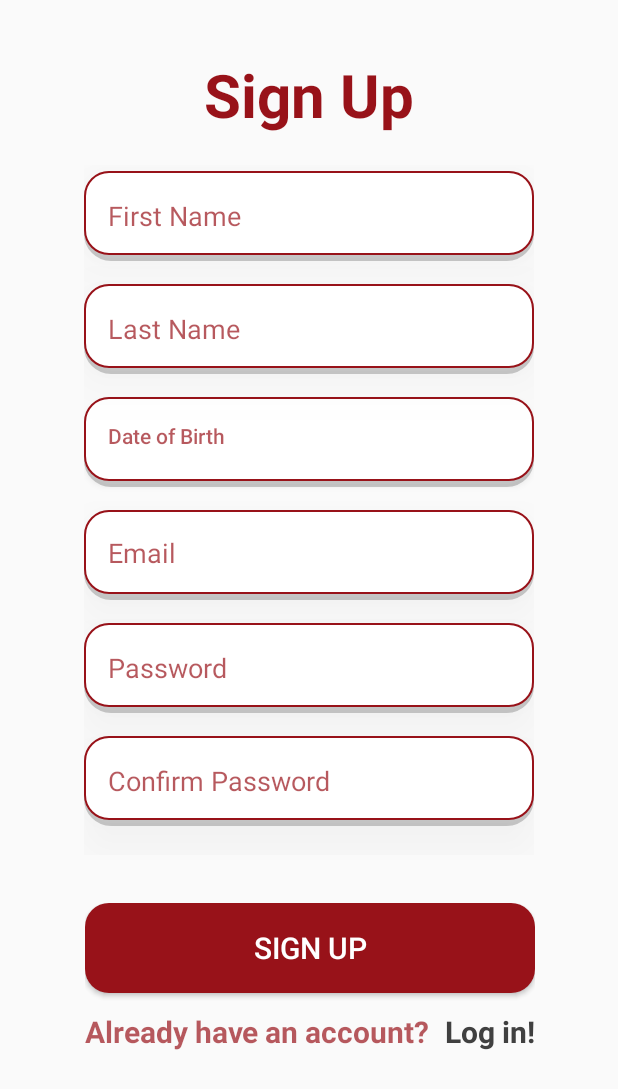
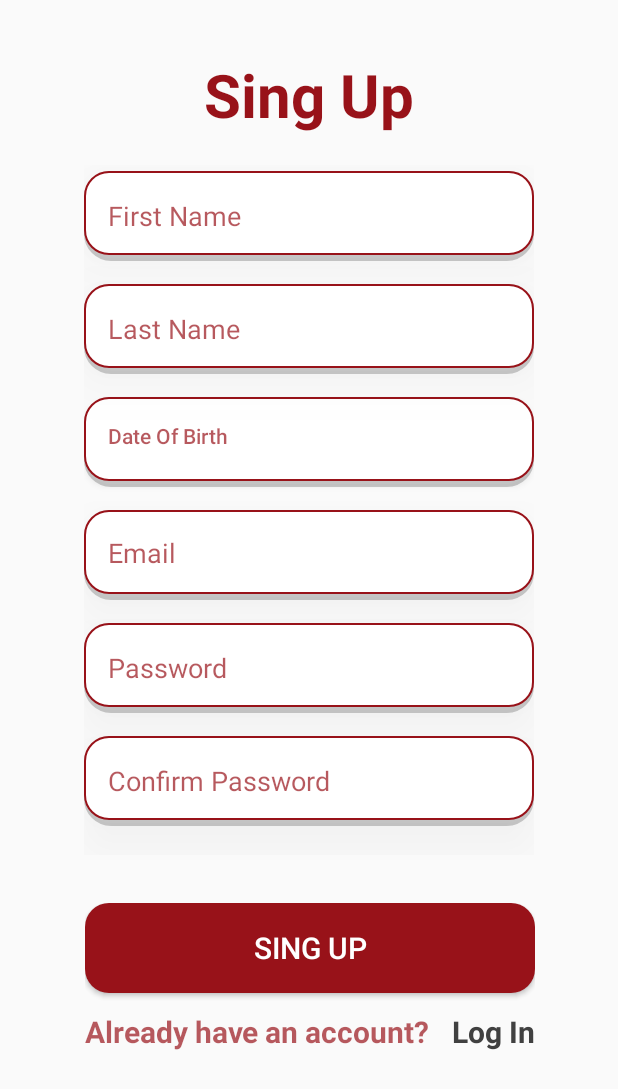
Before and after one commit to AhmadJA00/Cinema-Booking, an Android app: the SignUpPage screen opened directly, with no data from a screen before it, on a phone screen of 412 x 824 dp. Shown: the top 1089 px of the screen. Run offline under Robolectric (Android 15) with nearby library versions, the phone set to English and light mode, and no system bars.

Commit message:
Add string keys

```diff
--- a/app/src/main/res/layout/activity_sign_up_page.xml
+++ b/app/src/main/res/layout/activity_sign_up_page.xml
@@ -13,7 +13,7 @@
         android:layout_width="wrap_content"
         android:layout_height="wrap_content"
         android:layout_marginTop="36dp"
-        android:text="Sign Up"
+        android:text="@string/singUp"
         android:textColor="@color/main"
         android:textSize="40sp"
         android:textStyle="bold"
@@ -39,7 +39,7 @@
             android:background="@drawable/border_input"
             android:elevation="20dp"
             android:ems="10"
-            android:hint="First Name"
+            android:hint="@string/firstName"
             android:inputType="text"
             android:padding="16dp"
             android:textColor="@color/hint_text"
@@ -53,12 +53,11 @@
             android:id="@+id/lName"
             android:layout_width="300dp"
             android:layout_height="60dp"
-
             android:layout_marginTop="15dp"
             android:background="@drawable/border_input"
             android:elevation="20dp"
             android:ems="10"
-            android:hint="Last Name"
+            android:hint="@string/lastName"
             android:padding="16dp"
             android:textColor="@color/hint_text"
             android:textColorHint="@color/hint_text"
@@ -76,8 +75,7 @@
             android:elevation="20dp"
             android:ems="10"
             android:gravity="start"
-
-            android:hint="Date of Birth"
+            android:hint="@string/dob"
             android:inputType="date"
             android:padding="16dp"
             android:textColor="@color/hint_text"
@@ -97,7 +95,7 @@
             android:elevation="20dp"
             android:ems="10"
             android:gravity="start"
-            android:hint="Email"
+            android:hint="@string/email"
             android:inputType="textEmailAddress"
             android:padding="16dp"
             android:textColor="@color/hint_text"
@@ -116,7 +114,7 @@
             android:background="@drawable/border_input"
             android:elevation="20dp"
             android:ems="10"
-            android:hint="Password"
+            android:hint="@string/passowrd"
             android:inputType="textPassword"
             android:padding="16dp"
             android:textColor="@color/hint_text"
@@ -135,7 +133,7 @@
             android:background="@drawable/border_input"
             android:elevation="20dp"
             android:ems="10"
-            android:hint="Confirm Password"
+            android:hint="@string/confirmPassowrd"
             android:inputType="textPassword"
             android:padding="16dp"
             android:textColor="@color/hint_text"
@@ -163,7 +161,7 @@
             android:layout_height="60dp"
             android:background="@drawable/custome_button"
             android:onClick="signUp"
-            android:text="Sign Up"
+            android:text="@string/singUp"
             android:textColor="@color/white"
             android:textSize="20dp"
             app:layout_constraintEnd_toEndOf="parent"
@@ -186,7 +184,7 @@
                 android:id="@+id/alreadyHave"
                 android:layout_width="wrap_content"
                 android:layout_height="wrap_content"
-                android:text="Already have an account?"
+                android:text="@string/haveAccount"
                 android:textColor="@color/hint_text"
                 android:textSize="20dp"
                 android:textStyle="bold"
@@ -200,7 +198,7 @@
                 android:id="@+id/labLoginPage"
                 android:layout_width="wrap_content"
                 android:layout_height="wrap_content"
-                android:text="Log in!"
+                android:text="@string/logIn"
                 android:textColor="@color/grayText"
                 android:textSize="20dp"
                 android:textStyle="bold"
--- a/app/src/main/res/layout/verify_pop_up.xml
+++ b/app/src/main/res/layout/verify_pop_up.xml
@@ -28,7 +28,7 @@
         android:layout_width="wrap_content"
         android:layout_height="wrap_content"
         android:layout_marginTop="12dp"
-        android:text="Verified"
+        android:text="@string/verified"
         android:textAlignment="center"
         android:textColor="@color/main"
         android:textSize="34sp"
@@ -43,7 +43,7 @@
         android:layout_width="241dp"
         android:layout_height="44dp"
         android:layout_marginTop="28dp"
-        android:text="You have successfully verified your account"
+        android:text="@string/successfullyVerified"
         android:textAlignment="center"
         android:textColor="@color/black"
         android:textSize="18sp"
@@ -59,7 +59,7 @@
         android:layout_marginTop="35dp"
         android:background="@drawable/custome_button"
         android:onClick="FPpage3"
-        android:text="Verify"
+        android:text="@string/verify"
         android:textColor="@color/white"
         android:textSize="18dp"
         app:layout_constraintBottom_toBottomOf="parent"
--- a/app/src/main/res/values/strings.xml
+++ b/app/src/main/res/values/strings.xml
@@ -1,3 +1,25 @@
 <resources>
     <string name="app_name">cinemanaBooking</string>
+    <string name="pleaseEnter4">Please enter 4 Digit code sent to </string>
+    <string name="logIn">Log In</string>
+    <string name="singUp">Sing Up</string>
+    <string name="email">Email</string>
+    <string name="verfiyEmail">Verfiy Your Email</string>
+    <string name="passowrd">Password</string>
+    <string name="confirmPassowrd">Confirm Password</string>
+    <string name="rememberMe">Remember Me</string>
+    <string name="done">Done</string>
+    <string name="verify">Verify</string>
+    <string name="verified">Verified</string>
+    <string name="changeEmail">Change Email</string>
+    <string name="forgetPassowrd">Forget Passowrd</string>
+    <string name="dontHaveAccount">Don't have an acccount?</string>
+    <string name="pleaseEnterEmail">Please enter your Email Address to recover your password</string>
+    <string name="didntReciveCode">Didn't recieve a code?</string>
+    <string name="haveAccount">Already have an account?</string>
+    <string name="successfullyVerified">You have successfully verified your account</string>
+    <string name="resendCode">Resend Code</string>
+    <string name="firstName">First Name</string>
+    <string name="lastName">Last Name</string>
+    <string name="dob">Date Of Birth</string>
 </resources>
```
Also changed, not shown: app/src/main/res/layout/activity_forget_password1.xml (+4 -4 lines), app/src/main/res/layout/activity_forget_password2.xml (+6 -6 lines), app/src/main/res/layout/activity_main.xml (+9 -21 lines).
